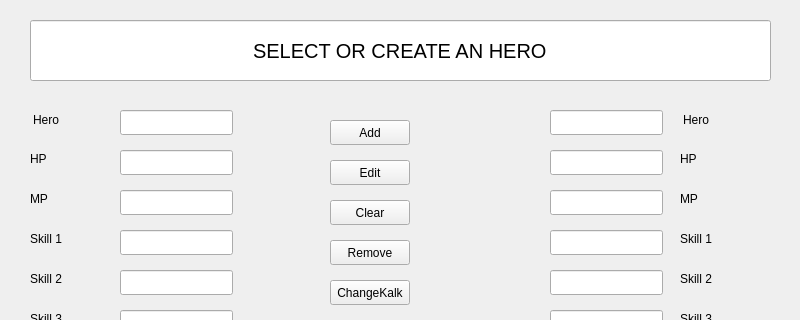
This is GUI/herowindow.ui in Dogemist/Progetto-Kalk-p2 as Qt 5 draws it before an edit; both pictures show x 0 to 800 and y 0 to 320 of the 800 by 600 pixel window. The edited form follows.
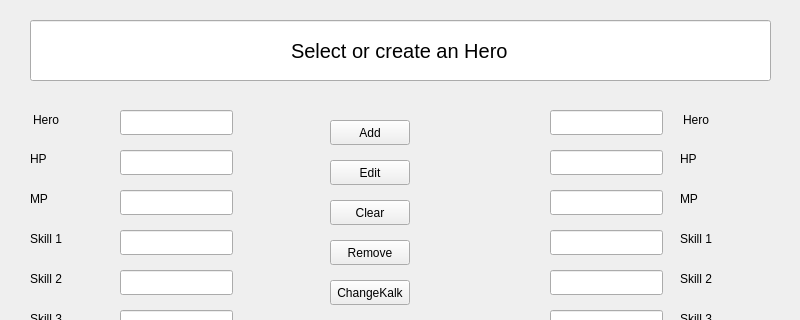
This is the edited form.

The edit to the form file:
```diff
--- a/GUI/herowindow.ui
+++ b/GUI/herowindow.ui
@@ -461,7 +461,7 @@
      <string>&lt;html&gt;&lt;head/&gt;&lt;body&gt;&lt;p&gt;&lt;br/&gt;&lt;/p&gt;&lt;p&gt;&lt;br/&gt;&lt;/p&gt;&lt;/body&gt;&lt;/html&gt;</string>
     </property>
     <property name="text">
-     <string>SELECT OR CREATE AN HERO</string>
+     <string>Select or create an Hero</string>
     </property>
     <property name="alignment">
      <set>Qt::AlignCenter</set>
```
